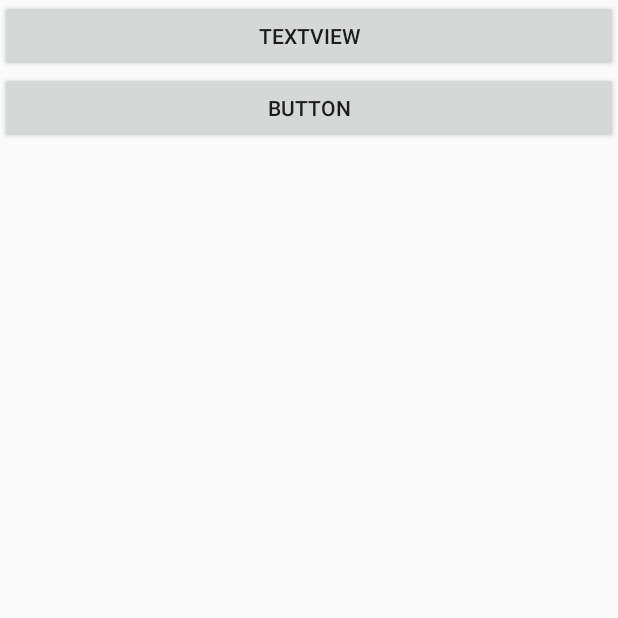
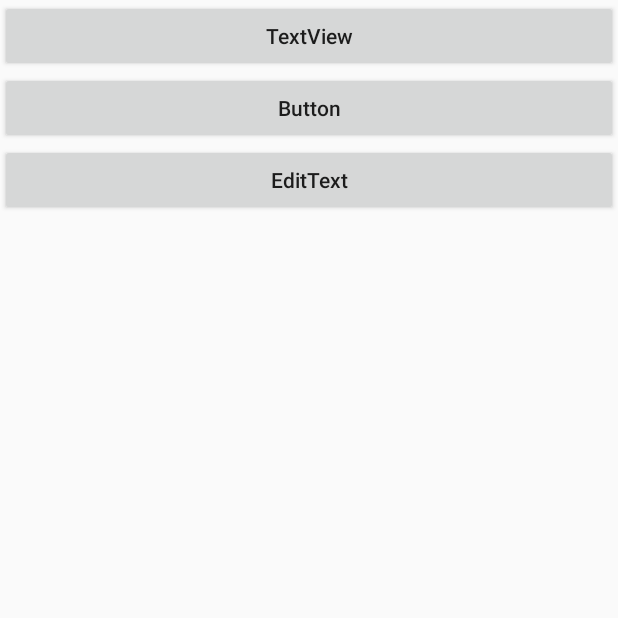
Before and after one commit to geeksfan/Android_Demo, an Android app: the screen it shows after launch (MainActivity), on a phone screen of 412 x 824 dp, the top half of it. Run offline under Robolectric (Android 15) with nearby library versions, the phone set to English and light mode, and no system bars.

Commit message:
EditText 完结

```diff
--- a/app/src/main/AndroidManifest.xml
+++ b/app/src/main/AndroidManifest.xml
@@ -9,7 +9,8 @@
         android:roundIcon="@mipmap/ic_launcher_round"
         android:supportsRtl="true"
         android:theme="@style/Theme.HelloWorld">
-        <activity android:name=".ButtonActivity"></activity>
+        <activity android:name=".EditTextActivity"></activity>
+        <activity android:name=".ButtonActivity" />
         <activity android:name=".TextViexActivity" />
         <activity android:name=".MainActivity">
             <intent-filter>
--- a/app/src/main/java/com/smart4s/app/merchant/helloworld/MainActivity.java
+++ b/app/src/main/java/com/smart4s/app/merchant/helloworld/MainActivity.java
@@ -10,7 +10,8 @@ import androidx.appcompat.app.AppCompatActivity;
 public class MainActivity extends AppCompatActivity {
 
     private Button mBtnTextView;
-    private Button mTbnButton;
+    private Button mBtnButton;
+    private Button mBtnEditText;
 
     @Override
     protected void onCreate(Bundle savedInstanceState) {
@@ -26,11 +27,22 @@ public class MainActivity extends AppCompatActivity {
             }
         });
 
-        mTbnButton = findViewById(R.id.btn_button);
-        mTbnButton.setOnClickListener(new View.OnClickListener() {
+        mBtnButton = findViewById(R.id.btn_button);
+        mBtnButton.setOnClickListener(new View.OnClickListener() {
             @Override
             public void onClick(View view) {
+                // 跳转到Button演示界面
                 Intent intent = new Intent(MainActivity.this, ButtonActivity.class);
+                startActivity(intent);
+            }
+        });
+
+        mBtnEditText = this.<Button>findViewById(R.id.btn_editText);
+        mBtnEditText.setOnClickListener(new View.OnClickListener() {
+            @Override
+            public void onClick(View view) {
+                // 跳转到EditText演示界面
+                Intent intent = new Intent(MainActivity.this, EditTextActivity.class);
                 startActivity(intent);
             }
         });
--- a/app/src/main/res/layout/activity_main.xml
+++ b/app/src/main/res/layout/activity_main.xml
@@ -8,13 +8,22 @@
         android:id="@+id/btn_textview"
         android:layout_width="match_parent"
         android:layout_height="wrap_content"
-        android:text="TextView"/>
+        android:text="TextView"
+        android:textAllCaps="false"/>
 
     <Button
         android:id="@+id/btn_button"
         android:layout_width="match_parent"
         android:layout_height="wrap_content"
-        android:text="Button"/>
+        android:text="Button"
+        android:textAllCaps="false"/>
+
+    <Button
+        android:id="@+id/btn_editText"
+        android:layout_width="match_parent"
+        android:layout_height="wrap_content"
+        android:text="EditText"
+        android:textAllCaps="false"/>
 
 
 </LinearLayout>
```
Also changed, not shown: app/src/main/java/com/smart4s/app/merchant/helloworld/EditTextActivity.java (added, +49 -0 lines), app/src/main/res/drawable/bg_usename.xml (added, +8 -0 lines), app/src/main/res/layout/activity_edit_text.xml (added, +50 -0 lines), app/src/main/res/drawable-xxhdpi/icon_arrow_off.png (renamed from app/src/main/res/drawable/icon_arrow_off.png), app/src/main/res/drawable-xxhdpi/icon_password.png (added), app/src/main/res/drawable-xxhdpi/icon_user.png (added).
